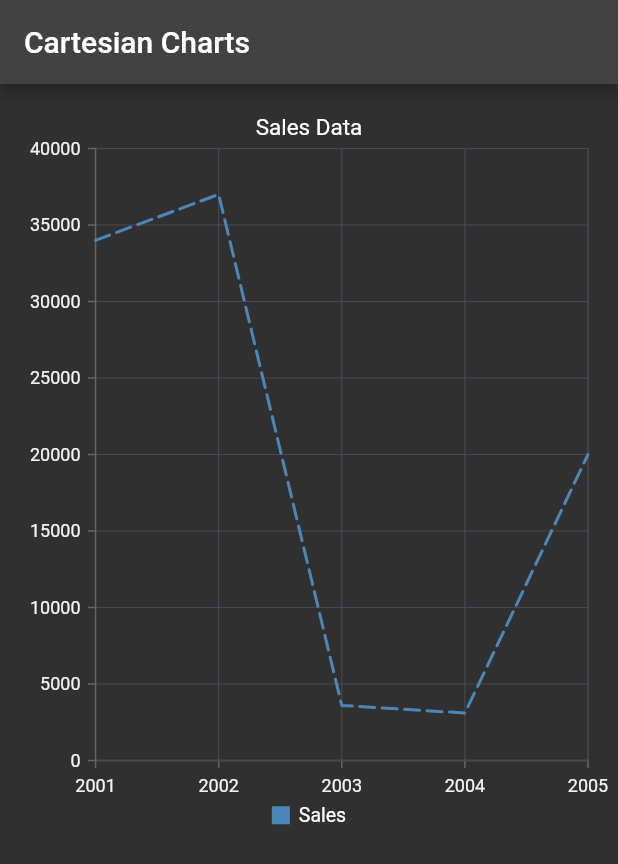
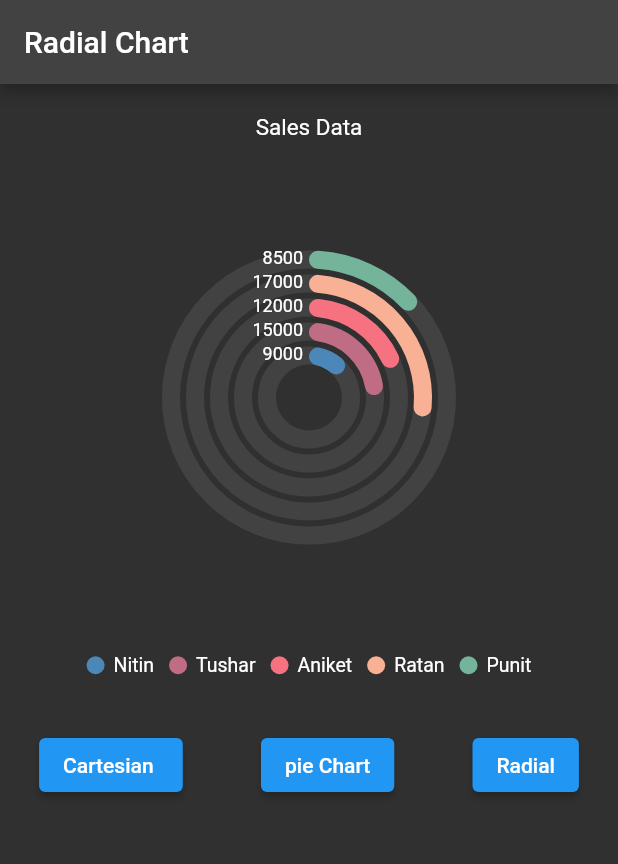
Before and after one commit to NaragudeNitin/flutter_charts, a Flutter app: the screen it shows after launch, on a phone screen of 412 x 824 dp. Shown: the top 864 px of the screen. Run offline on Flutter 3.47's test engine with Material 2 defaults, Android fonts, the phone set to English and light mode, and no system bars; our stand-ins replace syncfusion_flutter_charts.

Commit message:
Added radial and pie charts

```diff
--- a/lib/main.dart
+++ b/lib/main.dart
@@ -1,5 +1,5 @@
 import 'package:flutter/material.dart';
-import 'package:flutter_charts/widgets/cartesianChart.dart';
+import 'package:flutter_charts/widgets/radialchartwidget.dart';
 
 void main() {
   runApp(const MyApp());
@@ -17,7 +17,7 @@ class MyApp extends StatelessWidget {
         brightness: Brightness.dark,
         primarySwatch: Colors.blue,
       ),
-      home: const CartesianChartWidget(),
+      home: const RadialchartWidget(),
     );
   }
 }
--- /dev/null
+++ b/lib/widgets/buttonwidget.dart
@@ -0,0 +1,36 @@
+import 'package:flutter/material.dart';
+import 'package:flutter_charts/widgets/cartesianChart.dart';
+import 'package:flutter_charts/widgets/piechart.dart';
+import 'package:flutter_charts/widgets/radialchartwidget.dart';
+
+class ButtonWidet extends StatelessWidget {
+  const ButtonWidet({super.key});
+
+  @override
+  Widget build(BuildContext context) {
+    return  Container(
+      height: 100,
+      child: Column(
+        children: [
+          Row(
+            mainAxisAlignment: MainAxisAlignment.spaceAround,
+            children: [
+              ElevatedButton(onPressed: () {
+                Navigator.push(context, MaterialPageRoute(
+                  builder: (context) => const CartesianChartWidget(),));
+              }, child: const Text("Cartesian "),),
+              ElevatedButton(onPressed: () {
+                Navigator.push(context, MaterialPageRoute(
+                  builder: (context) => const PiechartWidget(),));
+              }, child: const Text("pie Chart"),),
+              ElevatedButton(onPressed: () {
+                Navigator.push(context, MaterialPageRoute(
+                  builder: (context) => const RadialchartWidget(),));
+              }, child: const Text("Radial"),),
+            ],
+          )
+        ],
+      ),
+    );
+  }
+}
--- /dev/null
+++ b/lib/widgets/radialchartwidget.dart
@@ -0,0 +1,65 @@
+import 'package:flutter/material.dart';
+import 'package:flutter/services.dart';
+import 'package:flutter_charts/widgets/buttonwidget.dart';
+import 'package:syncfusion_flutter_charts/charts.dart';
+
+class RadialchartWidget extends StatefulWidget {
+  const RadialchartWidget({super.key});
+
+  @override
+  State<RadialchartWidget> createState() => _RadialchartWidgetState();
+}
+
+class _RadialchartWidgetState extends State<RadialchartWidget> {
+
+  List<RadialData> chartData =[
+    RadialData(9000, 'Nitin'),
+    RadialData(15000, "Tushar"),
+    RadialData(12000, "Aniket"),
+    RadialData(17000, 'Ratan'),
+    RadialData(8500, 'Punit'),
+  ];
+
+  @override
+  Widget build(BuildContext context) {
+    return Scaffold(
+      appBar: AppBar(
+        title: const Text("Radial Chart"),
+      ),
+      body: Column(
+        children: [
+          Container(
+            height: 400,
+            margin: const EdgeInsets.all(10),
+            child: SfCircularChart(
+              title: ChartTitle(text: 'Sales Data'),
+              legend: Legend(isVisible: true),
+              series: [
+                RadialBarSeries<RadialData, String>(//donought//
+                  radius: '100',
+                  innerRadius: '20',
+                  trackColor: Colors.grey.shade800,
+                  cornerStyle: CornerStyle.bothCurve,
+                  gap: '5%',
+                  dataSource: chartData,
+                  xValueMapper: (RadialData data, _) => data.xData,
+                  yValueMapper: (RadialData data, _) => data.yData,
+                  dataLabelSettings: const DataLabelSettings(isVisible: true)
+                ),
+              ],
+            )
+          ),
+          const SizedBox(height: 10,),
+          const ButtonWidet(),
+        ],
+      ),
+    );
+  }
+}
+
+class RadialData {
+  final num yData;
+  final String xData;
+
+  RadialData(this.yData, this.xData);
+}
```
Also changed, not shown: lib/widgets/cartesianChart.dart (+11 -3 lines), lib/widgets/piechart.dart (added, +63 -0 lines).
